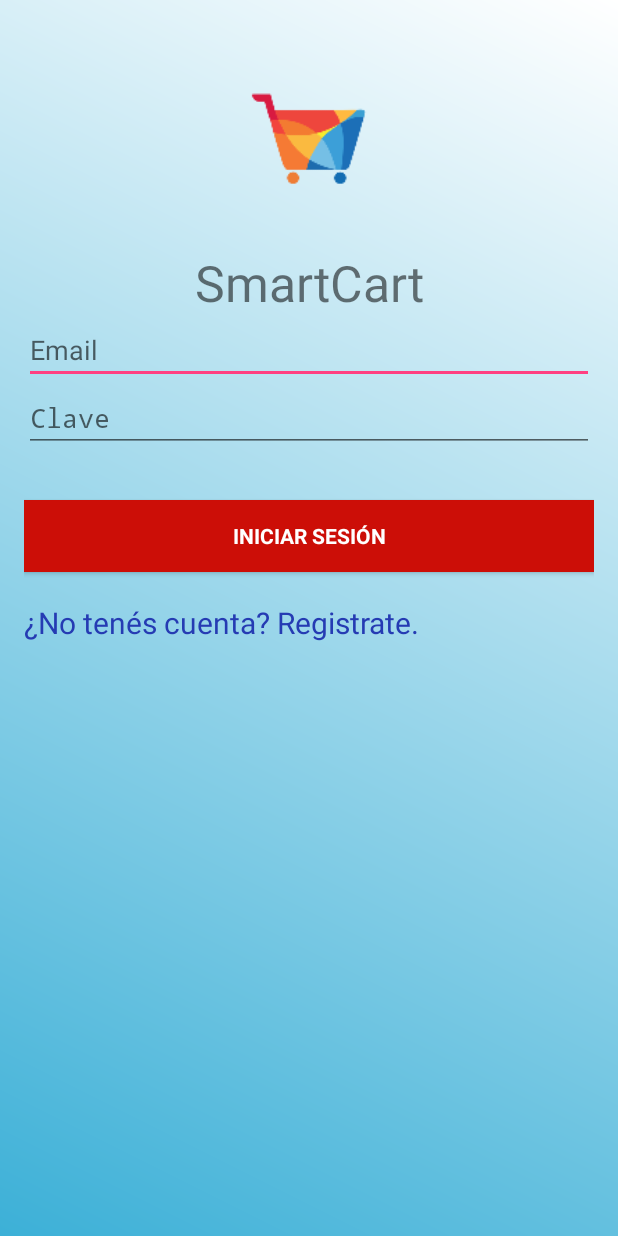
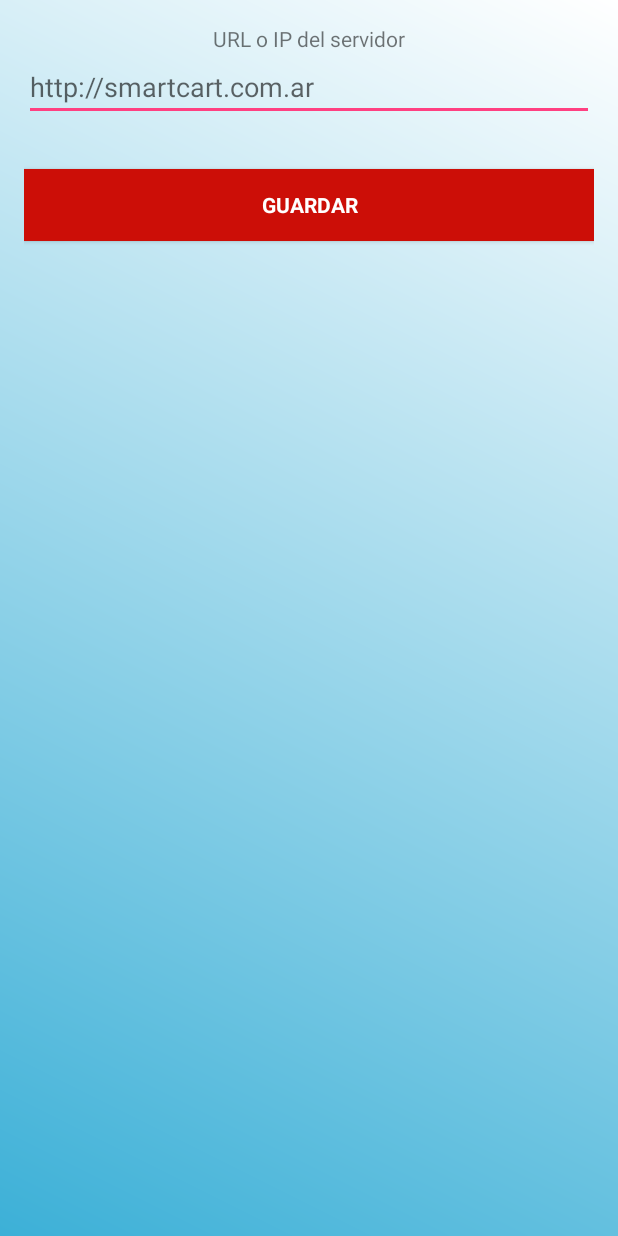
Before and after one commit to nsatragno/smartcart, an Android app: the screen it shows after launch (LoginActivity before the commit, ConfigurarConexionActivity after it), on a phone screen of 412 x 824 dp. Run offline under Robolectric (Android 15) with nearby library versions, the phone set to English and light mode, and no system bars.

Commit message:
Agregada pantalla para configurar conexión.

```diff
--- a/app/app/src/main/AndroidManifest.xml
+++ b/app/app/src/main/AndroidManifest.xml
@@ -31,7 +31,10 @@
             android:label="@string/app_name" />
         <activity
             android:name=".DescProductoActivity"
-            android:label="@string/title_activity_desc_producto"></activity>
+            android:label="@string/title_activity_desc_producto" />
+        <activity
+            android:name=".ConfigurarConexionActivity"
+            android:label="@string/title_activity_configurar_conexion"></activity>
     </application>
 
 </manifest>
--- /dev/null
+++ b/app/app/src/main/java/ar/com/smartcart/smartcart/ConfigurarConexionActivity.java
@@ -0,0 +1,43 @@
+package ar.com.smartcart.smartcart;
+
+import android.content.Context;
+import android.content.Intent;
+import android.content.SharedPreferences;
+import android.os.Bundle;
+import android.app.Activity;
+import android.util.Log;
+import android.view.View;
+import android.widget.Button;
+import android.widget.TextView;
+
+import org.w3c.dom.Text;
+
+import java.net.URI;
+
+public class ConfigurarConexionActivity extends Activity implements View.OnClickListener {
+
+    TextView texto;
+
+    @Override
+    protected void onCreate(Bundle savedInstanceState) {
+        super.onCreate(savedInstanceState);
+        setContentView(R.layout.activity_configurar_conexion);
+
+        Button boton = findViewById(R.id.configurar_conexion_button);
+        boton.setOnClickListener(this);
+
+        texto = findViewById(R.id.url_servidor);
+        texto.setText(getSharedPreferences("smartcart", Context.MODE_PRIVATE).getString("URL_SERVIDOR", ""));
+    }
+
+    @Override
+    public void onClick(View v) {
+        String url = texto.getText().toString();
+        SharedPreferences.Editor edit = getSharedPreferences("smartcart", Context.MODE_PRIVATE).edit();
+        Log.d("smartcart", "Guardando nueva URL para servidor: " + url);
+        edit.putString("URL_SERVIDOR", url);
+        edit.commit();
+        Intent myIntent = new Intent(ConfigurarConexionActivity.this, LoginActivity.class);
+        startActivity(myIntent);
+    }
+}
--- a/app/app/src/main/java/ar/com/smartcart/smartcart/LoginActivity.java
+++ b/app/app/src/main/java/ar/com/smartcart/smartcart/LoginActivity.java
@@ -3,7 +3,9 @@
 import android.animation.Animator;
 import android.animation.AnimatorListenerAdapter;
 import android.annotation.TargetApi;
+import android.content.Context;
 import android.content.Intent;
+import android.content.SharedPreferences;
 import android.content.pm.PackageManager;
 import android.support.annotation.NonNull;
 
@@ -35,6 +37,7 @@
 import java.util.ArrayList;
 import java.util.List;
 
+import ar.com.smartcart.smartcart.communication.HTTPHelper;
 import ar.com.smartcart.smartcart.communication.LoginManager;
 
 import static android.Manifest.permission.READ_CONTACTS;
@@ -57,6 +60,14 @@
     @Override
     protected void onCreate(Bundle savedInstanceState) {
         super.onCreate(savedInstanceState);
+        SharedPreferences preferences = getSharedPreferences("smartcart", Context.MODE_PRIVATE);
+        if (!preferences.contains("URL_SERVIDOR")) {
+            Intent myIntent = new Intent(LoginActivity.this, ConfigurarConexionActivity.class);
+            startActivity(myIntent);
+            return;
+        }
+        HTTPHelper.SERVER_URL = preferences.getString("URL_SERVIDOR", "192.168.1.3:3000");
+
         setContentView(R.layout.activity_login);
         // Set up the login form.
         mEmailView = (AutoCompleteTextView) findViewById(R.id.email);
@@ -83,6 +94,15 @@
 
         mLoginFormView = findViewById(R.id.login_form);
         mProgressView = findViewById(R.id.login_progress);
+
+        TextView configurarConexion = findViewById(R.id.configurar_conexion);
+        configurarConexion.setOnClickListener(new OnClickListener() {
+            @Override
+            public void onClick(View v) {
+                Intent myIntent = new Intent(LoginActivity.this, ConfigurarConexionActivity.class);
+                startActivity(myIntent);
+            }
+        });
     }
 
     /**
--- a/app/app/src/main/java/ar/com/smartcart/smartcart/PrincipalActivity.java
+++ b/app/app/src/main/java/ar/com/smartcart/smartcart/PrincipalActivity.java
@@ -1,5 +1,6 @@
 package ar.com.smartcart.smartcart;
 
+import android.content.Context;
 import android.content.Intent;
 import android.os.Bundle;
 import android.support.v4.app.FragmentManager;
--- /dev/null
+++ b/app/app/src/main/res/layout/activity_configurar_conexion.xml
@@ -0,0 +1,44 @@
+<?xml version="1.0" encoding="utf-8"?>
+<LinearLayout xmlns:android="http://schemas.android.com/apk/res/android"
+    xmlns:app="http://schemas.android.com/apk/res-auto"
+    xmlns:tools="http://schemas.android.com/tools"
+    android:layout_width="match_parent"
+    android:layout_height="match_parent"
+    android:gravity="center_horizontal"
+    android:orientation="vertical"
+    android:background="@drawable/login_background"
+    android:paddingBottom="@dimen/activity_vertical_margin"
+    android:paddingLeft="@dimen/activity_horizontal_margin"
+    android:paddingRight="@dimen/activity_horizontal_margin"
+    android:paddingTop="@dimen/activity_vertical_margin"
+    tools:context=".ConfigurarConexionActivity">
+
+
+    <TextView
+        android:layout_width="match_parent"
+        android:layout_height="wrap_content"
+        android:textAlignment="center"
+        android:text="URL o IP del servidor">
+    </TextView>
+
+    <EditText
+        android:id="@+id/url_servidor"
+        android:layout_width="match_parent"
+        android:layout_height="wrap_content"
+        android:hint="http://smartcart.com.ar"
+        android:inputType="textUri"
+        android:maxLines="1"
+        android:singleLine="true" />
+
+    <Button
+        android:id="@+id/configurar_conexion_button"
+        style="?android:textAppearanceSmall"
+        android:layout_width="match_parent"
+        android:layout_height="wrap_content"
+        android:layout_marginTop="32dp"
+        android:background="#cc0e07"
+        android:text="Guardar"
+        android:textColor="#ffffff"
+        android:textStyle="bold" />
+
+</LinearLayout>
--- a/app/app/src/main/res/values/strings.xml
+++ b/app/app/src/main/res/values/strings.xml
@@ -31,4 +31,6 @@
     <string name="title_home">Home</string>
     <string name="title_dashboard">Dashboard</string>
     <string name="title_notifications">Notifications</string>
+    <string name="configurar_conexion">Configurar Conexión</string>
+    <string name="title_activity_configurar_conexion">ConfigurarConexionActivity</string>
 </resources>
```
Also changed, not shown: app/app/src/main/java/ar/com/smartcart/smartcart/communication/HTTPHelper.java (+4 -3 lines), app/app/src/main/java/ar/com/smartcart/smartcart/communication/LoginManager.java (+5 -6 lines), app/app/src/main/res/layout/activity_login.xml (+9 -0 lines).
